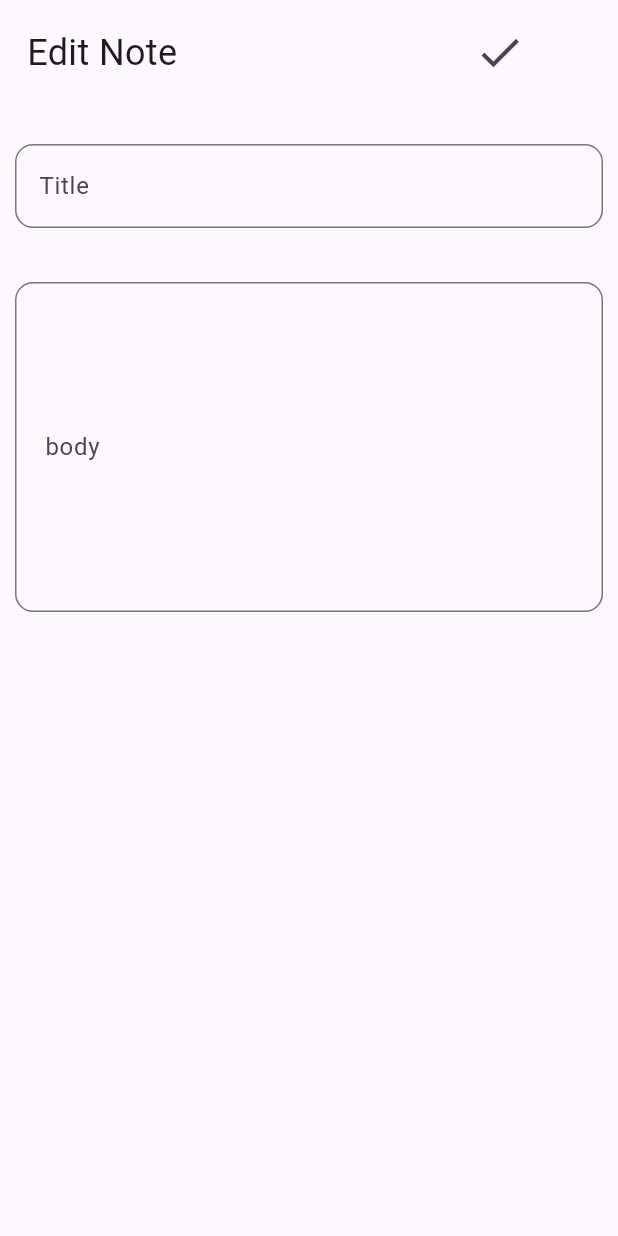
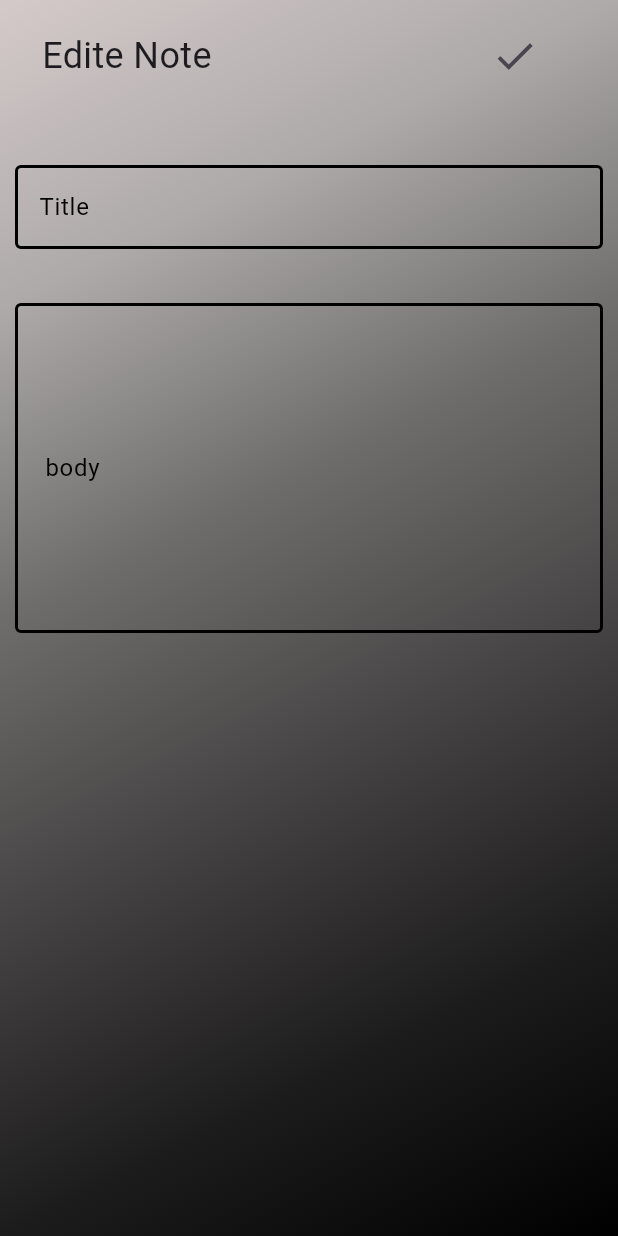
Before and after one commit to YHYA-FR/note_app, a Flutter app: the screen it shows after launch, after a tap on "Title ...", on a phone screen of 412 x 824 dp. Run offline on Flutter 3.47's test engine with Material 3 defaults, Android fonts, the phone set to English and light mode, and no system bars; our stand-ins replace get.

Commit message:
some changes and install getx

```diff
--- /dev/null
+++ b/lib/companent/homeTitle.dart
@@ -0,0 +1,41 @@
+
+
+// ignore_for_file: file_names
+
+import 'package:flutter/material.dart';
+
+// ignore: must_be_immutable, camel_case_types
+class titlePage extends StatelessWidget {
+   titlePage(this.title,
+    this.icon,
+    this.spaceBetl,{
+    super.key,
+
+  });
+    String title;
+    IconData icon;
+    double spaceBetl;
+  @override
+  Widget build(BuildContext context) {
+    return Row(
+      children: [
+         Padding(
+          padding: const EdgeInsets.symmetric(horizontal: 28, vertical: 20),
+          child: Text(
+            title,
+            style: const TextStyle(
+              fontSize: 24,
+            ),
+          ),
+        ),
+         SizedBox(
+          width: spaceBetl,
+        ),
+        IconButton(
+          onPressed: () {},
+          icon:  Icon(icon, size: 32,),
+        ),
+      ],
+    );
+  }
+}
--- a/lib/notesContainer.dart
+++ b/lib/companent/notesContainer.dart
@@ -7,10 +7,7 @@ class notesContainer extends StatelessWidget {
 
   @override
   Widget build(BuildContext context) {
-    return GestureDetector
-    (
-      onTap: () => Navigator.of(context).pushNamed('notePage'),
-      child: Container(
+    return Container(
         decoration: BoxDecoration(
           color: Color.fromARGB(255, 197, 185, 213),
           borderRadius: BorderRadius.circular(10),
@@ -23,40 +20,39 @@ class notesContainer extends StatelessWidget {
               padding: const EdgeInsets.only(top: 12),
               child: Row(
                 children: [
-                  SizedBox(
+                  const SizedBox(
                     width: 28,
                   ),
-                  Text(
+                  const Text(
                     'Title ...',
                     style: TextStyle(fontSize: 24),
                   ),
-                  SizedBox(
+                  const SizedBox(
                     width: 185,
                   ),
                   IconButton(
                       onPressed: () {},
-                      icon: Icon(
+                      icon: const Icon(
                         Icons.delete,
                         size: 28,
                       ))
                 ],
               ),
             ),
-            Padding(
-              padding: const EdgeInsets.only(top: 12, left: 20, bottom: 65),
+            const Padding(
+              padding: EdgeInsets.only(top: 12, left: 20, bottom: 65),
               child: Text(
                 'body .........................',
               ),
             ),
-            Padding(
-              padding: const EdgeInsets.only(left: 230),
+            const Padding(
+              padding: EdgeInsets.only(left: 230),
               child: Text(
                 'date 2000/10/4',
               ),
             )
           ],
         ),
-      ),
-    );
+      );
   }
 }
--- a/lib/home.dart
+++ /dev/null
@@ -1,48 +0,0 @@
-import 'package:flutter/material.dart';
-import 'package:notes/constVar.dart';
-import 'package:notes/homeTitle.dart';
-import 'package:notes/notePage.dart';
-import 'package:notes/notesContainer.dart';
-
-// ignore: camel_case_types
-class home extends StatelessWidget {
-  const home({super.key});
-
-  @override
-  Widget build(BuildContext context) {
-
-    return  MaterialApp(
-      debugShowCheckedModeBanner: false,
-      routes: {
-        'home':(context) => home(),
-        'notePage':(context) => notePage(),
-
-      },
-      home: SafeArea(
-        child: DecoratedBox(
-          decoration: const BoxDecoration(
-            gradient: linearGradient,
-          ),
-          child: Scaffold(
-            backgroundColor: Colors.transparent,
-            body: Column(
-              children: [
-                const titleHomePage(),
-                SizedBox(
-                  height: MediaQuery.sizeOf(context).height/1.15 ,
-                  width: MediaQuery.sizeOf(context).width/1.1,
-                  child: ListView.builder(
-                    itemBuilder: (context, index) => const Padding(
-                      padding: EdgeInsets.symmetric(vertical: 16),
-                      child: notesContainer(),
-                    ),),
-                ),
-                FloatingActionButton(onPressed: () => null,)
-              ],
-            ),
-          ),
-        ),
-      ),
-    );
-  }
-}
--- a/lib/homeTitle.dart
+++ /dev/null
@@ -1,32 +0,0 @@
-
-import 'package:flutter/material.dart';
-
-class titleHomePage extends StatelessWidget {
-  const titleHomePage({
-    super.key,
-  });
-
-  @override
-  Widget build(BuildContext context) {
-    return Row(
-      children: [
-        const Padding(
-          padding: EdgeInsets.symmetric(horizontal: 28, vertical: 20),
-          child: Text(
-            'NOTES',
-            style: TextStyle(
-              fontSize: 24,
-            ),
-          ),
-        ),
-        const SizedBox(
-          width: 180,
-        ),
-        IconButton(
-          onPressed: () {},
-          icon: const Icon(Icons.search, size: 32,),
-        ),
-      ],
-    );
-  }
-}
--- a/lib/main.dart
+++ b/lib/main.dart
@@ -1,6 +1,29 @@
 import 'package:flutter/material.dart';
-import 'package:notes/home.dart';
+import 'package:get/get.dart';
+import 'package:get/get_navigation/src/root/get_material_app.dart';
+import 'package:notes/view/home.dart';
+import 'package:notes/view/notePage.dart';
 
 void main() {
-  runApp(const home());
+  runApp(const myApp());
 }
+
+
+class myApp extends StatelessWidget
+{
+  const myApp({super.key});
+
+  @override
+  Widget build(BuildContext context) {
+
+    return   GetMaterialApp(
+      debugShowCheckedModeBanner: false,
+      getPages: [
+        GetPage(name: 'home', page: () => home(),),
+          GetPage(name: 'notePage', page: () => notePage(),)
+
+      ],
+        home: SafeArea(child: home(),));
+  }
+
+}
--- a/lib/notePage.dart
+++ /dev/null
@@ -1,74 +0,0 @@
-import 'package:flutter/material.dart';
-
-class notePage extends StatelessWidget {
-  @override
-  Widget build(BuildContext context) {
-    return SafeArea(
-      child: Scaffold(
-        body: Column(
-          children: [
-            Padding(
-              padding: const EdgeInsets.only(top: 10),
-              child: Row(
-                children: [
-                  Padding(
-                    padding: const EdgeInsets.only(left: 18, right: 190),
-                    child: Text(
-                      'Edit Note',
-                      style: TextStyle(fontSize: 24),
-                    ),
-                  ),
-                  IconButton(
-                    onPressed: () => null,
-                    icon: Icon(
-                      Icons.done,
-                      size: 34,
-                    ),
-                  )
-                ],
-              ),
-            ),
-            Padding(
-              padding: const EdgeInsets.symmetric(horizontal: 10, vertical: 36),
-              child: TextField(
-                decoration: InputDecoration(
-                    border: OutlineInputBorder(
-                      borderRadius: BorderRadius.circular(12),
-                    ),
-                    labelText: 'Title',
-                    focusedBorder: OutlineInputBorder(
-                        borderRadius: BorderRadius.circular(12),
-                        borderSide: BorderSide(color: Colors.red))),
-              ),
-            ),
-            Padding(
-              padding: const EdgeInsets.symmetric(
-                horizontal: 10,
-              ),
-              child: SizedBox(
-                height: 220,
-                child: TextField(
-                  maxLines: null,
-                  expands: true,
-                  keyboardType: TextInputType.multiline,
-                  decoration: InputDecoration(
-                    contentPadding: EdgeInsets.only(left: 16, top: 16),
-                    isCollapsed: true,
-                    border: OutlineInputBorder(
-                      borderRadius: BorderRadius.circular(12),
-                    ),
-                    labelText: 'body',
-                    focusedBorder: OutlineInputBorder(
-                      borderRadius: BorderRadius.circular(12),
-                      borderSide: BorderSide(color: Colors.red),
-                    ),
-                  ),
-                ),
-              ),
-            )
-          ],
-        ),
-      ),
-    );
-  }
-}
--- /dev/null
+++ b/lib/view/home.dart
@@ -0,0 +1,49 @@
+import 'package:flutter/material.dart';
+import 'package:get/get.dart';
+import 'package:notes/constVar.dart';
+import 'package:notes/companent/homeTitle.dart';
+import 'package:notes/companent/notesContainer.dart';
+
+// ignore: camel_case_types
+class home extends StatelessWidget {
+  const home({super.key});
+
+  @override
+  Widget build(BuildContext context) {
+    return DecoratedBox(
+      decoration: const BoxDecoration(
+        gradient: linearGradient,
+      ),
+      child: Scaffold(
+        backgroundColor: Colors.transparent,
+        body: Column(
+          children: [
+            titlePage('NOTES', Icons.search, 180),
+            SizedBox(
+              height: MediaQuery.sizeOf(context).height / 1.14,
+              width: MediaQuery.sizeOf(context).width / 1.1,
+              child: ListView.builder(
+                itemBuilder: (context, index) =>  Padding(
+                  padding: const EdgeInsets.symmetric(vertical: 16),
+                  child: GestureDetector(child: const notesContainer(),onTap: () {
+                    Get.toNamed('notePage');
+                  },),
+                ),
+              ),
+            ),
+          ],
+        ),
+        floatingActionButton: SizedBox(
+          width: 70,
+          child: FittedBox(
+            child: FloatingActionButton(
+              backgroundColor: Color.fromARGB(255, 22, 59, 77),
+              onPressed: () {},
+              child: const Icon(Icons.add, color: Colors.white, size: 28,),
+            ),
+          ),
+        ),
+      ),
+    );
+  }
+}
--- /dev/null
+++ b/lib/view/notePage.dart
@@ -0,0 +1,79 @@
+import 'package:flutter/material.dart';
+import 'package:notes/constVar.dart';
+import 'package:notes/companent/homeTitle.dart';
+
+class notePage extends StatelessWidget {
+  @override
+  Widget build(BuildContext context) {
+    return SafeArea(
+      child: DecoratedBox(
+        decoration: const BoxDecoration(
+          gradient: linearGradient,
+        ),
+        child: Scaffold(
+          backgroundColor: Colors.transparent,
+          body: Column(
+            children: [
+              titlePage('Edite Note', Icons.done, 150),
+              Padding(
+                padding:
+                    const EdgeInsets.symmetric(horizontal: 10, vertical: 36),
+                child: TextField(
+                  decoration: InputDecoration(
+                    border: OutlineInputBorder(
+                      borderRadius: BorderRadius.circular(12),
+                    ),
+                    labelText: 'Title',
+                    labelStyle: const TextStyle(color: Colors.black,),
+                    focusedBorder: OutlineInputBorder(
+                      borderRadius: BorderRadius.circular(12),
+                      borderSide:
+                          const BorderSide(color: Colors.blue, width: 2),
+                    ),
+                    enabledBorder: const OutlineInputBorder(
+                      borderSide: BorderSide(
+                        color: Colors.black,
+                        width: 2,
+                      ),
+                    ),
+                  ),
+                ),
+              ),
+              Padding(
+                padding: const EdgeInsets.symmetric(
+                  horizontal: 10,
+                ),
+                child: SizedBox(
+                  height: 220,
+                  child: TextField(
+                    maxLines: null,
+                    expands: true,
+                    keyboardType: TextInputType.multiline,
+                    decoration: InputDecoration(
+                        contentPadding: const EdgeInsets.only(left: 16, top: 16),
+                        isCollapsed: true,
+                        border: OutlineInputBorder(
+                          borderRadius: BorderRadius.circular(12),
+                        ),
+                        labelText: 'body',
+                        labelStyle: const TextStyle(color: Colors.black),
+                        focusedBorder: OutlineInputBorder(
+                          borderRadius: BorderRadius.circular(12),
+                          borderSide: const BorderSide(
+                            width: 2,
+                            color: Colors.blue,
+                          ),
+                        ),
+                        enabledBorder: const OutlineInputBorder(
+                            borderSide:
+                                BorderSide(color: Colors.black, width: 2))),
+                  ),
+                ),
+              )
+            ],
+          ),
+        ),
+      ),
+    );
+  }
+}
--- a/pubspec.yaml
+++ b/pubspec.yaml
@@ -35,6 +35,7 @@ dependencies:
   # The following adds the Cupertino Icons font to your application.
   # Use with the CupertinoIcons class for iOS style icons.
   cupertino_icons: ^1.0.2
+  get: ^4.6.6
 
 dev_dependencies:
   flutter_test:
```
Also changed, not shown: pubspec.lock.
